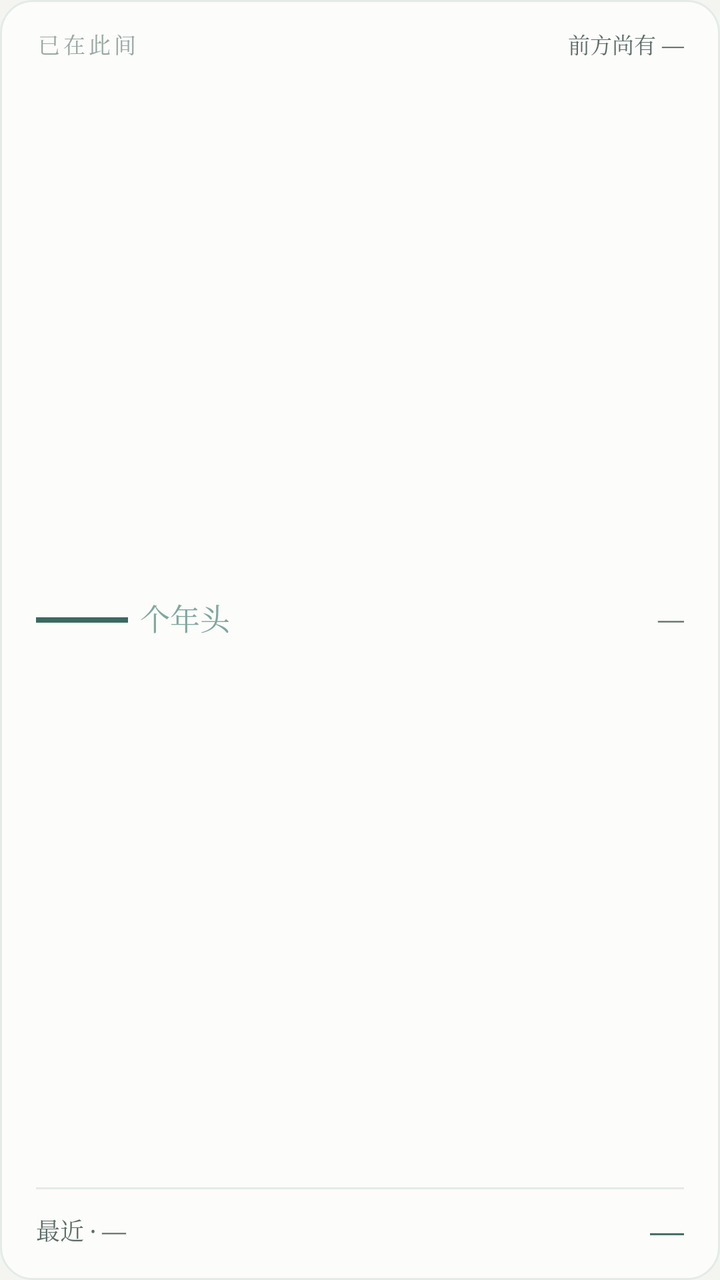
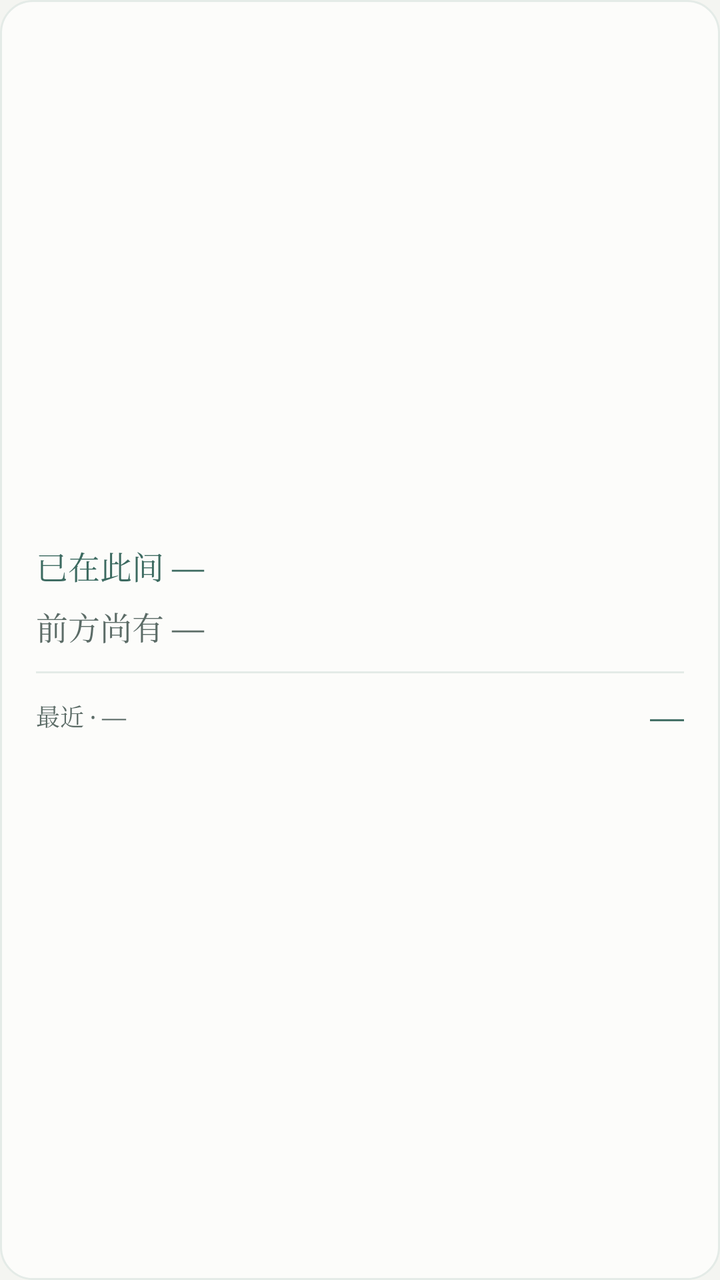

Screens rendered from an Android XML layout before and after an edit, with the pre-edit source and the edit as a unified diff.
<!-- AndroidManifest.xml: application theme AppTheme -->
<!-- res/layout/widget_wide.xml -->
<?xml version="1.0" encoding="utf-8"?>
<LinearLayout xmlns:android="http://schemas.android.com/apk/res/android"
    android:id="@+id/w_root"
    android:layout_width="match_parent"
    android:layout_height="match_parent"
    android:orientation="vertical"
    android:background="@drawable/widget_bg"
    android:gravity="center_vertical"
    android:paddingLeft="18dp"
    android:paddingRight="18dp"
    android:paddingTop="14dp"
    android:paddingBottom="14dp">

    <LinearLayout
        android:layout_width="match_parent"
        android:layout_height="wrap_content"
        android:orientation="horizontal">

        <TextView
            android:layout_width="0dp"
            android:layout_height="wrap_content"
            android:layout_weight="1"
            android:text="已在此间"
            android:textColor="@color/ink3"
            android:textSize="11sp"
            android:letterSpacing="0.16"
            android:fontFamily="serif" />

        <TextView
            android:id="@+id/w_ahead"
            android:layout_width="wrap_content"
            android:layout_height="wrap_content"
            android:text="前方尚有 —"
            android:textColor="@color/ink2"
            android:textSize="11sp"
            android:singleLine="true"
            android:ellipsize="end"
            android:fontFamily="serif" />
    </LinearLayout>

    <LinearLayout
        android:layout_width="match_parent"
        android:layout_height="0dp"
        android:layout_weight="1"
        android:orientation="vertical"
        android:gravity="center_vertical">

        <LinearLayout
            android:layout_width="match_parent"
            android:layout_height="wrap_content"
            android:orientation="horizontal"
            android:gravity="bottom">

            <TextView
                android:id="@+id/w_lived_num"
                android:layout_width="wrap_content"
                android:layout_height="wrap_content"
                android:text="—"
                android:textColor="@color/jade"
                android:textSize="46sp"
                android:fontFamily="serif"
                android:includeFontPadding="false"
                android:lineSpacingExtra="0dp" />

            <TextView
                android:layout_width="wrap_content"
                android:layout_height="wrap_content"
                android:layout_marginLeft="6dp"
                android:layout_marginBottom="7dp"
                android:text="个年头"
                android:textColor="@color/jade_soft"
                android:textSize="15sp"
                android:fontFamily="serif" />

            <TextView
                android:id="@+id/w_lived_rest"
                android:layout_width="0dp"
                android:layout_height="wrap_content"
                android:layout_weight="1"
                android:layout_marginLeft="12dp"
                android:layout_marginBottom="8dp"
                android:gravity="right"
                android:text="—"
                android:textColor="@color/ink2"
                android:textSize="13sp"
                android:fontFamily="serif" />
        </LinearLayout>
    </LinearLayout>

    <TextView
        android:layout_width="match_parent"
        android:layout_height="1dp"
        android:layout_marginTop="10dp"
        android:layout_marginBottom="9dp"
        android:background="@color/widget_line" />

    <LinearLayout
        android:layout_width="match_parent"
        android:layout_height="wrap_content"
        android:orientation="horizontal"
        android:gravity="center_vertical">

        <TextView
            android:id="@+id/w_mark_name"
            android:layout_width="0dp"
            android:layout_height="wrap_content"
            android:layout_weight="1"
            android:text="最近 · —"
            android:textColor="@color/ink2"
            android:textSize="12sp"
            android:singleLine="true"
            android:ellipsize="end"
            android:fontFamily="serif" />

        <TextView
            android:id="@+id/w_mark_days"
            android:layout_width="wrap_content"
            android:layout_height="wrap_content"
            android:text="—"
            android:textColor="@color/jade"
            android:textSize="17sp"
            android:fontFamily="serif" />
    </LinearLayout>

</LinearLayout>
<!-- resources referenced by this layout -->
<resources>
  <color name="ink2">#5C6C67</color>
  <color name="ink3">#97A7A1</color>
  <color name="jade">#3C6A60</color>
  <color name="jade_soft">#7FA79E</color>
  <color name="widget_line">#E4EBE7</color>
  <!-- drawable widget_bg (drawable) -->
  <?xml version="1.0" encoding="utf-8"?>
  <shape xmlns:android="http://schemas.android.com/apk/res/android"
      android:shape="rectangle">
      <solid android:color="@color/widget_bg" />
      <stroke
          android:width="1dp"
          android:color="@color/widget_line" />
      <corners android:radius="16dp" />
      <padding
          android:left="0dp"
          android:top="0dp"
          android:right="0dp"
          android:bottom="0dp" />
  </shape>
  <style name="AppTheme" parent="android:style/Theme.Material.Light.NoActionBar">
          <item name="android:windowBackground">@color/bg</item>
          <item name="android:statusBarColor">@color/bg</item>
          <item name="android:windowLightStatusBar">true</item>
          <item name="android:navigationBarColor">@color/bg</item>
      </style>
  <color name="widget_bg">#FCFCFA</color>
  <color name="bg">#F4F5F1</color>
</resources>

<!-- the commit's change to res/layout/widget_wide.xml (unified diff, before → after) -->
@@ -11,87 +11,36 @@
     android:paddingTop="14dp"
     android:paddingBottom="14dp">
 
-    <LinearLayout
+    <TextView
+        android:id="@+id/w_lived"
         android:layout_width="match_parent"
         android:layout_height="wrap_content"
-        android:orientation="horizontal">
+        android:text="已在此间 —"
+        android:textColor="@color/jade"
+        android:textSize="16sp"
+        android:maxLines="2"
+        android:ellipsize="end"
+        android:lineSpacingExtra="3dp"
+        android:fontFamily="serif" />
 
-        <TextView
-            android:layout_width="0dp"
-            android:layout_height="wrap_content"
-            android:layout_weight="1"
-            android:text="已在此间"
-            android:textColor="@color/ink3"
-            android:textSize="11sp"
-            android:letterSpacing="0.16"
-            android:fontFamily="serif" />
-
-        <TextView
-            android:id="@+id/w_ahead"
-            android:layout_width="wrap_content"
-            android:layout_height="wrap_content"
-            android:text="前方尚有 —"
-            android:textColor="@color/ink2"
-            android:textSize="11sp"
-            android:singleLine="true"
-            android:ellipsize="end"
-            android:fontFamily="serif" />
-    </LinearLayout>
-
-    <LinearLayout
+    <TextView
+        android:id="@+id/w_ahead"
         android:layout_width="match_parent"
-        android:layout_height="0dp"
-        android:layout_weight="1"
-        android:orientation="vertical"
-        android:gravity="center_vertical">
-
-        <LinearLayout
-            android:layout_width="match_parent"
-            android:layout_height="wrap_content"
-            android:orientation="horizontal"
-            android:gravity="bottom">
-
-            <TextView
-                android:id="@+id/w_lived_num"
-                android:layout_width="wrap_content"
-                android:layout_height="wrap_content"
-                android:text="—"
-                android:textColor="@color/jade"
-                android:textSize="46sp"
-                android:fontFamily="serif"
-                android:includeFontPadding="false"
-                android:lineSpacingExtra="0dp" />
-
-            <TextView
-                android:layout_width="wrap_content"
-                android:layout_height="wrap_content"
-                android:layout_marginLeft="6dp"
-                android:layout_marginBottom="7dp"
-                android:text="个年头"
-                android:textColor="@color/jade_soft"
-                android:textSize="15sp"
-                android:fontFamily="serif" />
-
-            <TextView
-                android:id="@+id/w_lived_rest"
-                android:layout_width="0dp"
-                android:layout_height="wrap_content"
-                android:layout_weight="1"
-                android:layout_marginLeft="12dp"
-                android:layout_marginBottom="8dp"
-                android:gravity="right"
-                android:text="—"
-                android:textColor="@color/ink2"
-                android:textSize="13sp"
-                android:fontFamily="serif" />
-        </LinearLayout>
-    </LinearLayout>
+        android:layout_height="wrap_content"
+        android:layout_marginTop="7dp"
+        android:text="前方尚有 —"
+        android:textColor="@color/ink2"
+        android:textSize="16sp"
+        android:maxLines="2"
+        android:ellipsize="end"
+        android:lineSpacingExtra="3dp"
+        android:fontFamily="serif" />
 
     <TextView
         android:layout_width="match_parent"
         android:layout_height="1dp"
-        android:layout_marginTop="10dp"
-        android:layout_marginBottom="9dp"
+        android:layout_marginTop="11dp"
+        android:layout_marginBottom="10dp"
         android:background="@color/widget_line" />
 
     <LinearLayout
<!-- resource entries referenced after the edit -->
@@ -1,9 +1,7 @@
 <!-- resources referenced by this layout -->
 <resources>
   <color name="ink2">#5C6C67</color>
-  <color name="ink3">#97A7A1</color>
   <color name="jade">#3C6A60</color>
-  <color name="jade_soft">#7FA79E</color>
   <color name="widget_line">#E4EBE7</color>
   <!-- drawable widget_bg (drawable) -->
   <?xml version="1.0" encoding="utf-8"?>
